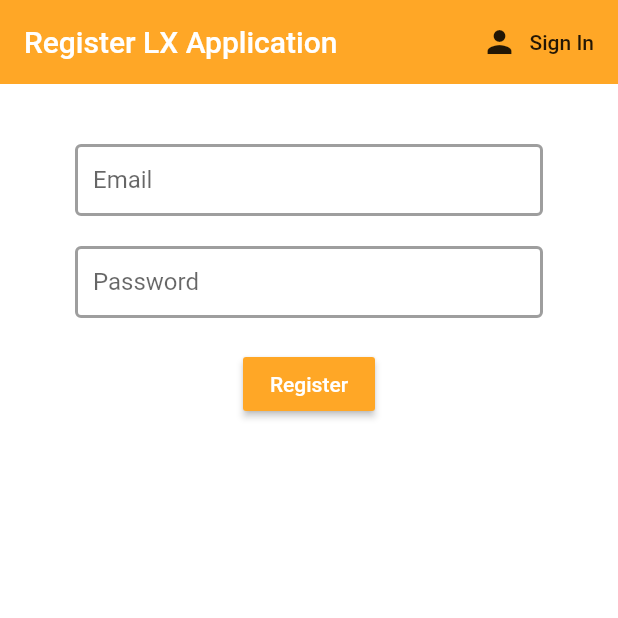
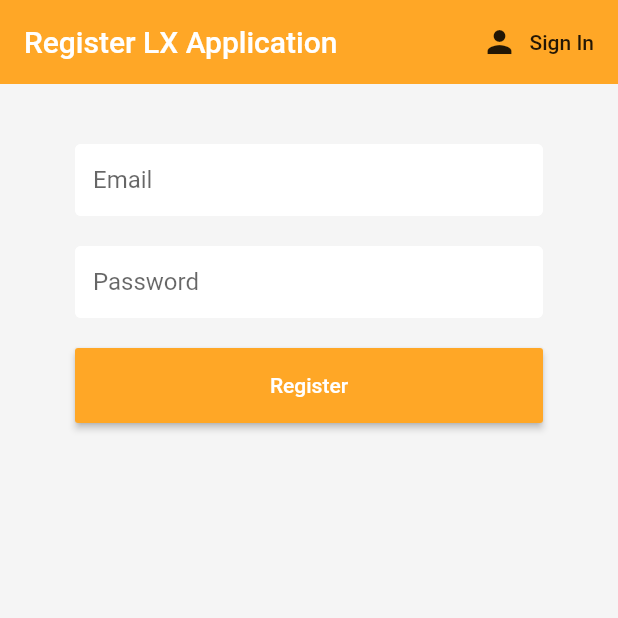
Before and after one commit to jasonnonstop10/csc234projectGroup3, a Flutter app: the screen it shows after launch, after a tap on "Sign In", after a tap on "Register", on a phone screen of 412 x 824 dp, the top half of it. Run offline on Flutter 3.47's test engine with Material 2 defaults, Android fonts, the phone set to English and light mode, and no system bars; our stand-ins replace firebase_auth, flutter_spinkit; accounts and stored records are empty.

Commit message:
[UPDATE]Button size and form border to met requirment

```diff
--- a/lxapp/lib/screens/authenticate/register.dart
+++ b/lxapp/lib/screens/authenticate/register.dart
@@ -22,7 +22,7 @@ class _RegisterState extends State<Register> {
   @override
   Widget build(BuildContext context) {
     return loading ? Loading() : Scaffold(
-      backgroundColor: Colors.white,
+      backgroundColor: Colors.grey[100],
       appBar: AppBar(
         backgroundColor: Colors.orange[400],
         elevation: 0.0,
@@ -61,7 +61,10 @@ class _RegisterState extends State<Register> {
                 },
               ),
               SizedBox(height: 20.0),
-              RaisedButton(
+              ButtonTheme(
+              minWidth: 500.0,
+              height: 50.0,
+              child: RaisedButton(
                 color: Colors.orange[400],
                 child: Text(
                   'Register',
@@ -82,6 +85,7 @@ class _RegisterState extends State<Register> {
                   }
                 }
               ),
+              ),
               SizedBox(height: 12.0),
               Text(
                 error,
--- a/lxapp/lib/screens/authenticate/sign_in.dart
+++ b/lxapp/lib/screens/authenticate/sign_in.dart
@@ -21,7 +21,7 @@ class _SignInState extends State<SignIn> {
    @override
   Widget build(BuildContext context) {
     return loading ? Loading() : Scaffold(
-      backgroundColor: Colors.white,
+      backgroundColor: Colors.grey[100],
       appBar: AppBar(
         backgroundColor: Colors.orange[400],
         elevation: 0.0,
@@ -60,7 +60,10 @@ class _SignInState extends State<SignIn> {
                 },
               ),
               SizedBox(height: 20.0),
-              RaisedButton(
+              ButtonTheme(
+              minWidth: 500.0,
+              height: 50.0,
+              child: RaisedButton(
                 color: Colors.orange[400],
                 child: Text(
                   'Sign In',
@@ -79,6 +82,7 @@ class _SignInState extends State<SignIn> {
                   }
                 }
               ),
+              ),
               SizedBox(height: 12.0),
               Text(
                 error,
--- a/lxapp/lib/shared/constants.dart
+++ b/lxapp/lib/shared/constants.dart
@@ -5,7 +5,7 @@ const textInputDecoration = InputDecoration(
   filled: true,
   contentPadding: EdgeInsets.all(12.0),
   enabledBorder: OutlineInputBorder(
-    borderSide: BorderSide(color: Colors.grey, width: 2.0),
+    borderSide: BorderSide(color: Colors.white, width: 2.0),
   ),
   focusedBorder: OutlineInputBorder(
     borderSide: BorderSide(color: Colors.orange, width: 2.0),
```
